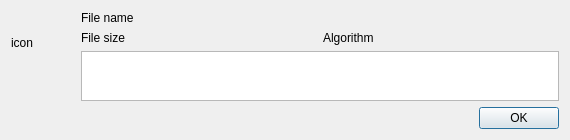
This is src/dialogfileprocresult.ui in artemvlas/veretino as Qt 5 draws it before an edit. The edited form follows.
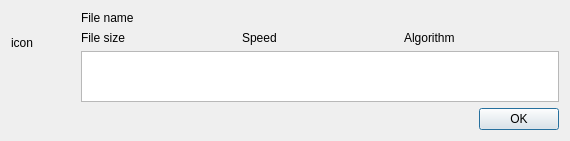
This is the edited form.

Commit message: [func.] FileValues stores the hashing time (for Speed)

What changed in the file:
```diff
--- a/src/dialogfileprocresult.ui
+++ b/src/dialogfileprocresult.ui
@@ -7,7 +7,7 @@
     <x>0</x>
     <y>0</y>
     <width>570</width>
-    <height>140</height>
+    <height>141</height>
    </rect>
   </property>
   <property name="windowTitle">
@@ -61,6 +61,13 @@
          </property>
         </widget>
        </item>
+       <item>
+        <widget class="QLabel" name="labelSpeed">
+         <property name="text">
+          <string>Speed</string>
+         </property>
+        </widget>
+       </item>
        <item>
         <widget class="QLabel" name="labelAlgo">
          <property name="text">
```
The commit also changes 12 other files.
